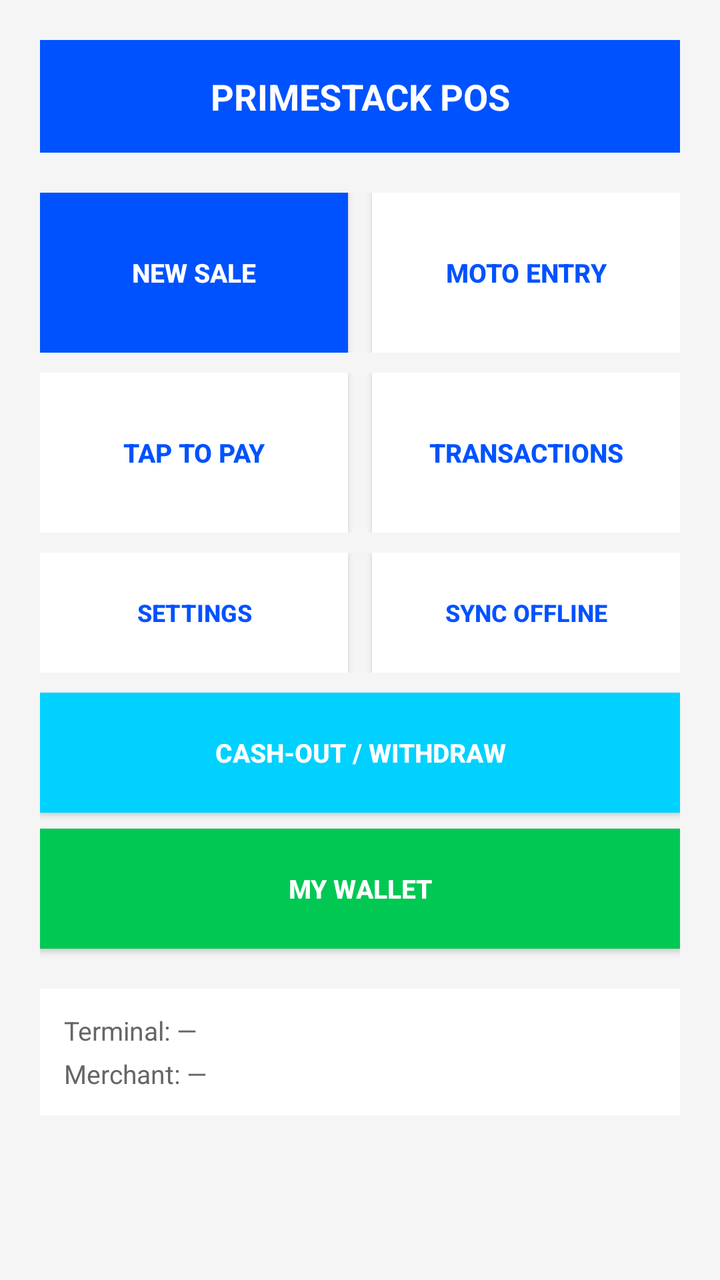
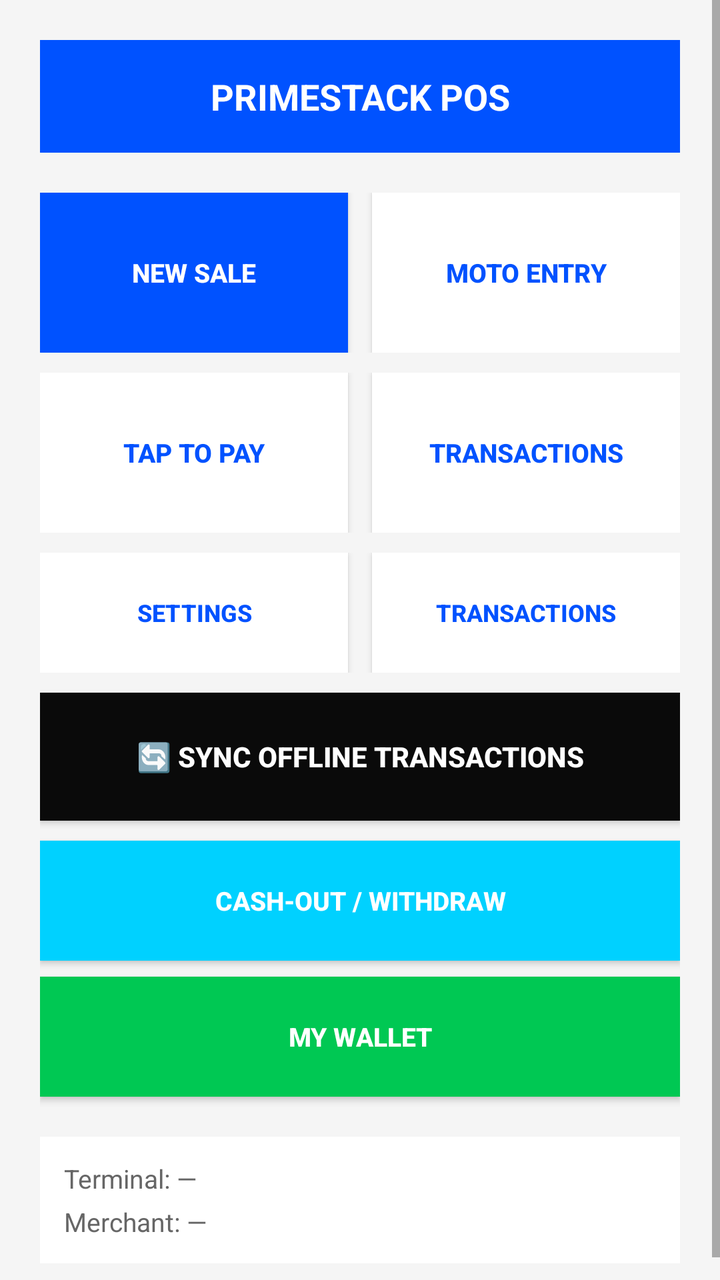

The first picture is an Android layout as it rendered before a commit; the second is the same layout after the commit. The layout source and the unified diff follow.
<!-- AndroidManifest.xml: activity theme Theme.PrimeStackTapToPay -->
<!-- res/layout/activity_home.xml -->
<?xml version="1.0" encoding="utf-8"?>
<ScrollView xmlns:android="http://schemas.android.com/apk/res/android"
    android:layout_width="match_parent"
    android:layout_height="match_parent"
    android:background="@color/primestack_light_gray">

    <LinearLayout
        android:layout_width="match_parent"
        android:layout_height="wrap_content"
        android:orientation="vertical"
        android:padding="20dp">

        <TextView
            android:layout_width="match_parent"
            android:layout_height="wrap_content"
            android:background="@color/primestack_primary"
            android:text="PRIMESTACK POS"
            android:textColor="@color/white"
            android:textSize="18sp"
            android:textStyle="bold"
            android:padding="16dp"
            android:gravity="center" />

        
        <LinearLayout
            android:layout_width="match_parent"
            android:layout_height="wrap_content"
            android:orientation="horizontal"
            android:layout_marginTop="20dp">

            <Button
                android:id="@+id/btnSale"
                android:layout_width="0dp"
                android:layout_height="80dp"
                android:layout_weight="1"
                android:text="NEW SALE"
                android:textSize="13sp"
                android:textStyle="bold"
                android:background="@color/primestack_primary"
                android:textColor="@color/white"
                android:layout_marginEnd="6dp" />

            <Button
                android:id="@+id/btnMoto"
                android:layout_width="0dp"
                android:layout_height="80dp"
                android:layout_weight="1"
                android:text="MOTO ENTRY"
                android:textSize="13sp"
                android:textStyle="bold"
                android:background="@color/white"
                android:textColor="@color/primestack_primary"
                android:layout_marginStart="6dp" />
        </LinearLayout>

        
        <LinearLayout
            android:layout_width="match_parent"
            android:layout_height="wrap_content"
            android:orientation="horizontal"
            android:layout_marginTop="10dp">

            <Button
                android:id="@+id/btnTapToPay"
                android:layout_width="0dp"
                android:layout_height="80dp"
                android:layout_weight="1"
                android:text="TAP TO PAY"
                android:textSize="13sp"
                android:textStyle="bold"
                android:background="@color/white"
                android:textColor="@color/primestack_primary"
                android:layout_marginEnd="6dp" />

            <Button
                android:id="@+id/btnHistory"
                android:layout_width="0dp"
                android:layout_height="80dp"
                android:layout_weight="1"
                android:text="TRANSACTIONS"
                android:textSize="13sp"
                android:textStyle="bold"
                android:background="@color/white"
                android:textColor="@color/primestack_primary"
                android:layout_marginStart="6dp" />
        </LinearLayout>

        
        <LinearLayout
            android:layout_width="match_parent"
            android:layout_height="wrap_content"
            android:orientation="horizontal"
            android:layout_marginTop="10dp">

            <Button
                android:id="@+id/btnSettings"
                android:layout_width="0dp"
                android:layout_height="60dp"
                android:layout_weight="1"
                android:text="SETTINGS"
                android:textSize="12sp"
                android:textStyle="bold"
                android:background="@color/white"
                android:textColor="@color/primestack_primary"
                android:layout_marginEnd="6dp" />

            <Button
                android:id="@+id/btnSyncOffline"
                android:layout_width="0dp"
                android:layout_height="60dp"
                android:layout_weight="1"
                android:text="SYNC OFFLINE"
                android:textSize="12sp"
                android:textStyle="bold"
                android:background="@color/white"
                android:textColor="@color/primestack_primary"
                android:layout_marginStart="6dp" />
        </LinearLayout>

        
        <Button
            android:id="@+id/btnCashOut"
            android:layout_width="match_parent"
            android:layout_height="60dp"
            android:text="CASH-OUT / WITHDRAW"
            android:textSize="13sp"
            android:textStyle="bold"
            android:background="@color/primestack_accent"
            android:textColor="@color/white"
            android:layout_marginTop="10dp" />

        
        <Button
            android:id="@+id/btnWallet"
            android:layout_width="match_parent"
            android:layout_height="60dp"
            android:text="MY WALLET"
            android:textSize="13sp"
            android:textStyle="bold"
            android:background="@color/primestack_success"
            android:textColor="@color/white"
            android:layout_marginTop="8dp" />

        
        <LinearLayout
            android:layout_width="match_parent"
            android:layout_height="wrap_content"
            android:orientation="vertical"
            android:layout_marginTop="20dp"
            android:padding="12dp"
            android:background="@color/white">

            <TextView
                android:id="@+id/tvTerminal"
                android:layout_width="wrap_content"
                android:layout_height="wrap_content"
                android:text="Terminal: —"
                android:textColor="@color/primestack_gray"
                android:textSize="13sp" />

            <TextView
                android:id="@+id/tvMerchant"
                android:layout_width="wrap_content"
                android:layout_height="wrap_content"
                android:text="Merchant: —"
                android:textColor="@color/primestack_gray"
                android:textSize="13sp"
                android:layout_marginTop="4dp" />
        </LinearLayout>

    </LinearLayout>
</ScrollView>
<!-- resources referenced by this layout -->
<resources>
  <color name="primestack_accent">#00D1FF</color>
  <color name="primestack_gray">#666666</color>
  <color name="primestack_light_gray">#F5F5F5</color>
  <color name="primestack_primary">#0052FF</color>
  <color name="primestack_success">#00C853</color>
  <color name="white">#FFFFFFFF</color>
  <style name="Theme.PrimeStackTapToPay" parent="Theme.MaterialComponents.DayNight.DarkActionBar">
          
          <item name="colorPrimary">@color/purple_500</item>
          <item name="colorPrimaryVariant">@color/purple_700</item>
          <item name="colorOnPrimary">@color/white</item>
          
          <item name="colorSecondary">@color/teal_200</item>
          <item name="colorSecondaryVariant">@color/teal_700</item>
          <item name="colorOnSecondary">@color/black</item>
          
          <item name="android:statusBarColor">?attr/colorPrimaryVariant</item>
          
      </style>
  <color name="purple_500">#0052FF</color>
  <color name="purple_700">#0039B3</color>
  <color name="teal_200">#00D1FF</color>
  <color name="teal_700">#0099CC</color>
  <color name="black">#FF000000</color>
</resources>

<!-- the commit's change to res/layout/activity_home.xml (unified diff, before → after) -->
@@ -105,17 +105,29 @@
                 android:layout_marginEnd="6dp" />
 
             <Button
-                android:id="@+id/btnSyncOffline"
+                android:id="@+id/btnHistory"
                 android:layout_width="0dp"
                 android:layout_height="60dp"
                 android:layout_weight="1"
-                android:text="SYNC OFFLINE"
+                android:text="TRANSACTIONS"
                 android:textSize="12sp"
                 android:textStyle="bold"
                 android:background="@color/white"
                 android:textColor="@color/primestack_primary"
                 android:layout_marginStart="6dp" />
         </LinearLayout>
+
+        
+        <Button
+            android:id="@+id/btnSyncOffline"
+            android:layout_width="match_parent"
+            android:layout_height="64dp"
+            android:text="🔄 SYNC OFFLINE TRANSACTIONS"
+            android:textSize="14sp"
+            android:textStyle="bold"
+            android:background="@color/primestack_secondary"
+            android:textColor="@color/white"
+            android:layout_marginTop="10dp" />
 
         
         <Button
<!-- resource entries referenced after the edit -->
@@ -4,6 +4,7 @@
   <color name="primestack_gray">#666666</color>
   <color name="primestack_light_gray">#F5F5F5</color>
   <color name="primestack_primary">#0052FF</color>
+  <color name="primestack_secondary">#0A0A0A</color>
   <color name="primestack_success">#00C853</color>
   <color name="white">#FFFFFFFF</color>
   <style name="Theme.PrimeStackTapToPay" parent="Theme.MaterialComponents.DayNight.DarkActionBar">
